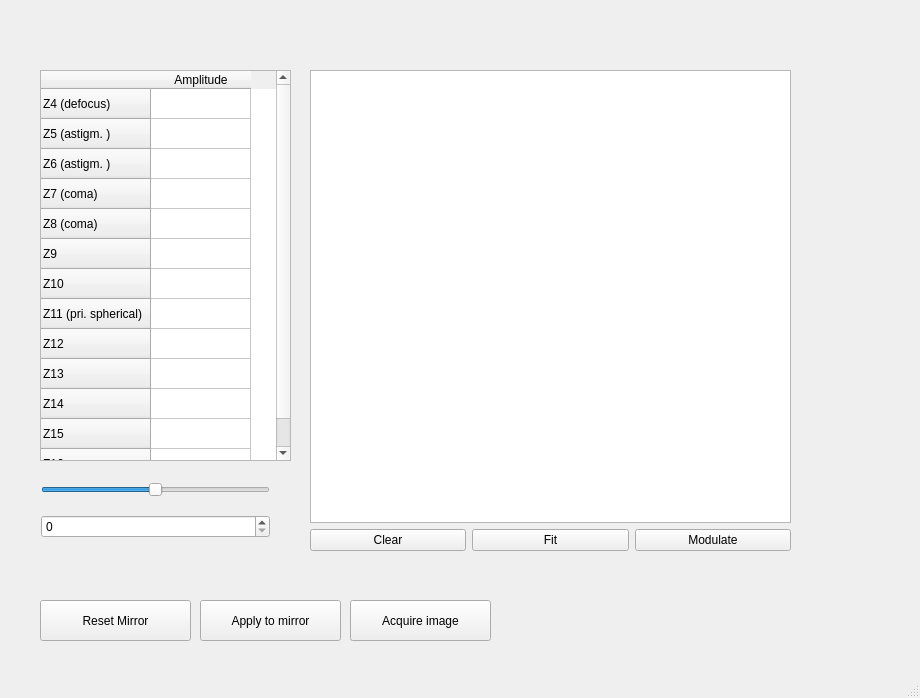
The window that modules/BMC_multicorrection/BMC_multicorrection_design.ui (Huanglab-ucsf/InControl) describes before a commit, drawn with Qt 5.
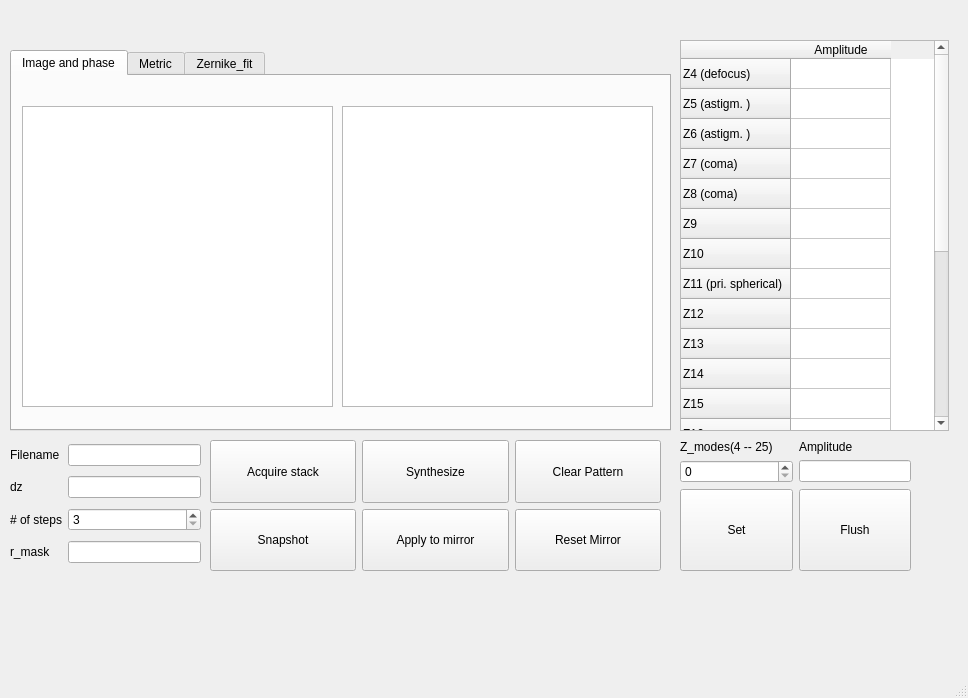
The same window after the commit. The open tabs and pages were chosen to show the change.

The edit to the form file:
```diff
--- a/modules/BMC_multicorrection/BMC_multicorrection_design.ui
+++ b/modules/BMC_multicorrection/BMC_multicorrection_design.ui
@@ -6,104 +6,251 @@
    <rect>
     <x>0</x>
     <y>0</y>
-    <width>920</width>
+    <width>968</width>
     <height>698</height>
    </rect>
   </property>
+  <property name="sizePolicy">
+   <sizepolicy hsizetype="Preferred" vsizetype="Expanding">
+    <horstretch>0</horstretch>
+    <verstretch>0</verstretch>
+   </sizepolicy>
+  </property>
   <property name="windowTitle">
    <string>MainWindow</string>
   </property>
   <widget class="QWidget" name="centralwidget">
-   <widget class="QWidget" name="verticalLayoutWidget">
+   <widget class="QWidget" name="gridLayoutWidget">
     <property name="geometry">
      <rect>
-      <x>40</x>
-      <y>470</y>
-      <width>231</width>
-      <height>81</height>
+      <x>10</x>
+      <y>440</y>
+      <width>191</width>
+      <height>128</height>
      </rect>
     </property>
-    <layout class="QVBoxLayout" name="Modulation_setting">
-     <property name="leftMargin">
-      <number>1</number>
+    <layout class="QGridLayout" name="grid_aqsettings">
+     <property name="bottomMargin">
+      <number>0</number>
      </property>
-     <property name="rightMargin">
-      <number>1</number>
-     </property>
-     <item>
-      <widget class="QSlider" name="Zernike_slider">
+     <item row="2" column="0">
+      <widget class="QLabel" name="label_nsteps">
+       <property name="text">
+        <string># of steps</string>
+       </property>
+      </widget>
+     </item>
+     <item row="2" column="2">
+      <widget class="QSpinBox" name="spinbox_Nsteps">
        <property name="minimum">
-        <number>-50</number>
+        <number>3</number>
        </property>
        <property name="maximum">
         <number>50</number>
        </property>
-       <property name="singleStep">
-        <number>1</number>
+      </widget>
+     </item>
+     <item row="0" column="0">
+      <widget class="QLabel" name="label_fname">
+       <property name="text">
+        <string>Filename</string>
        </property>
-       <property name="orientation">
-        <enum>Qt::Horizontal</enum>
-       </property>
       </widget>
      </item>
-     <item>
-      <widget class="QSpinBox" name="Zernike_mode">
-       <property name="autoFillBackground">
-        <bool>false</bool>
+     <item row="1" column="2">
+      <widget class="QLineEdit" name="lineEdit_dz"/>
+     </item>
+     <item row="1" column="0">
+      <widget class="QLabel" name="label_stepsize">
+       <property name="sizePolicy">
+        <sizepolicy hsizetype="Preferred" vsizetype="Preferred">
+         <horstretch>0</horstretch>
+         <verstretch>0</verstretch>
+        </sizepolicy>
        </property>
-       <property name="alignment">
-        <set>Qt::AlignLeading|Qt::AlignLeft|Qt::AlignVCenter</set>
+       <property name="layoutDirection">
+        <enum>Qt::LeftToRight</enum>
        </property>
+       <property name="text">
+        <string>dz</string>
+       </property>
       </widget>
      </item>
+     <item row="3" column="2">
+      <widget class="QLineEdit" name="lineEdit_mask"/>
+     </item>
+     <item row="0" column="2">
+      <widget class="QLineEdit" name="line_Filename"/>
+     </item>
+     <item row="3" column="0">
+      <widget class="QLabel" name="label_masksize">
+       <property name="text">
+        <string>r_mask</string>
+       </property>
+      </widget>
+     </item>
     </layout>
    </widget>
-   <widget class="QWidget" name="gridLayoutWidget">
+   <widget class="QWidget" name="gridLayoutWidget_2">
     <property name="geometry">
      <rect>
-      <x>310</x>
-      <y>70</y>
-      <width>481</width>
-      <height>481</height>
+      <x>210</x>
+      <y>440</y>
+      <width>451</width>
+      <height>131</height>
      </rect>
     </property>
-    <layout class="QGridLayout" name="gridLayout">
-     <item row="1" column="0" rowspan="2">
-      <layout class="QHBoxLayout" name="horizontalLayout">
-       <item>
-        <widget class="QPushButton" name="pushButton_clearpattern">
-         <property name="text">
-          <string>Clear</string>
-         </property>
-        </widget>
-       </item>
-       <item>
-        <widget class="QPushButton" name="pushButton_Fit">
-         <property name="text">
-          <string>Fit</string>
-         </property>
-        </widget>
-       </item>
-       <item>
-        <widget class="QPushButton" name="pushButton_modulate">
-         <property name="text">
-          <string>Modulate</string>
-         </property>
-        </widget>
-       </item>
-      </layout>
+    <layout class="QGridLayout" name="grid_mainbuttons">
+     <property name="sizeConstraint">
+      <enum>QLayout::SetNoConstraint</enum>
+     </property>
+     <property name="horizontalSpacing">
+      <number>6</number>
+     </property>
+     <item row="0" column="1">
+      <widget class="QPushButton" name="pushButton_synthesize">
+       <property name="sizePolicy">
+        <sizepolicy hsizetype="Expanding" vsizetype="Expanding">
+         <horstretch>0</horstretch>
+         <verstretch>0</verstretch>
+        </sizepolicy>
+       </property>
+       <property name="text">
+        <string>Synthesize</string>
+       </property>
+      </widget>
      </item>
+     <item row="0" column="4">
+      <widget class="QPushButton" name="pushButton_clear">
+       <property name="sizePolicy">
+        <sizepolicy hsizetype="Expanding" vsizetype="Expanding">
+         <horstretch>0</horstretch>
+         <verstretch>0</verstretch>
+        </sizepolicy>
+       </property>
+       <property name="text">
+        <string>Clear Pattern</string>
+       </property>
+      </widget>
+     </item>
+     <item row="1" column="1">
+      <widget class="QPushButton" name="pushButton_apply2mirror">
+       <property name="sizePolicy">
+        <sizepolicy hsizetype="Minimum" vsizetype="Expanding">
+         <horstretch>0</horstretch>
+         <verstretch>0</verstretch>
+        </sizepolicy>
+       </property>
+       <property name="text">
+        <string>Apply to mirror</string>
+       </property>
+      </widget>
+     </item>
+     <item row="1" column="4">
+      <widget class="QPushButton" name="pushButton_reset">
+       <property name="sizePolicy">
+        <sizepolicy hsizetype="Minimum" vsizetype="Expanding">
+         <horstretch>0</horstretch>
+         <verstretch>0</verstretch>
+        </sizepolicy>
+       </property>
+       <property name="text">
+        <string>Reset Mirror</string>
+       </property>
+      </widget>
+     </item>
      <item row="0" column="0">
-      <widget class="QGraphicsView" name="Pupil_pattern"/>
+      <widget class="QPushButton" name="pushButton_acquire">
+       <property name="sizePolicy">
+        <sizepolicy hsizetype="Expanding" vsizetype="Expanding">
+         <horstretch>0</horstretch>
+         <verstretch>0</verstretch>
+        </sizepolicy>
+       </property>
+       <property name="text">
+        <string>Acquire stack</string>
+       </property>
+      </widget>
      </item>
+     <item row="1" column="0">
+      <widget class="QPushButton" name="pushButton_snapshot">
+       <property name="sizePolicy">
+        <sizepolicy hsizetype="Expanding" vsizetype="Expanding">
+         <horstretch>0</horstretch>
+         <verstretch>0</verstretch>
+        </sizepolicy>
+       </property>
+       <property name="text">
+        <string>Snapshot</string>
+       </property>
+      </widget>
+     </item>
     </layout>
    </widget>
-   <widget class="QTableWidget" name="Zernike_coefficients">
+   <widget class="QTabWidget" name="tab_display">
     <property name="geometry">
      <rect>
-      <x>40</x>
-      <y>70</y>
-      <width>251</width>
+      <x>10</x>
+      <y>50</y>
+      <width>661</width>
+      <height>381</height>
+     </rect>
+    </property>
+    <property name="currentIndex">
+     <number>2</number>
+    </property>
+    <widget class="QWidget" name="tab_image_phase">
+     <attribute name="title">
+      <string>Image and phase</string>
+     </attribute>
+     <widget class="QGraphicsView" name="mpl_image">
+      <property name="geometry">
+       <rect>
+        <x>10</x>
+        <y>30</y>
+        <width>311</width>
+        <height>301</height>
+       </rect>
+      </property>
+     </widget>
+     <widget class="QGraphicsView" name="mpl_phase">
+      <property name="geometry">
+       <rect>
+        <x>330</x>
+        <y>30</y>
+        <width>311</width>
+        <height>301</height>
+       </rect>
+      </property>
+     </widget>
+    </widget>
+    <widget class="QWidget" name="tab_metric">
+     <attribute name="title">
+      <string>Metric</string>
+     </attribute>
+     <widget class="QGraphicsView" name="mpl_metrics">
+      <property name="geometry">
+       <rect>
+        <x>20</x>
+        <y>41</y>
+        <width>571</width>
+        <height>251</height>
+       </rect>
+      </property>
+     </widget>
+    </widget>
+    <widget class="QWidget" name="tab_zfit">
+     <attribute name="title">
+      <string>Zernike_fit</string>
+     </attribute>
+    </widget>
+   </widget>
+   <widget class="QTableWidget" name="table_Zcoeffs">
+    <property name="geometry">
+     <rect>
+      <x>680</x>
+      <y>40</y>
+      <width>269</width>
       <height>391</height>
      </rect>
     </property>
@@ -172,51 +319,153 @@
       <string>Z16</string>
      </property>
     </row>
+    <row>
+     <property name="text">
+      <string>Z17</string>
+     </property>
+    </row>
+    <row>
+     <property name="text">
+      <string>Z18</string>
+     </property>
+    </row>
+    <row>
+     <property name="text">
+      <string>Z19</string>
+     </property>
+    </row>
+    <row>
+     <property name="text">
+      <string>Z20</string>
+     </property>
+    </row>
+    <row>
+     <property name="text">
+      <string>Z21</string>
+     </property>
+    </row>
+    <row>
+     <property name="text">
+      <string>Z22</string>
+     </property>
+    </row>
+    <row>
+     <property name="text">
+      <string>Z23</string>
+     </property>
+    </row>
+    <row>
+     <property name="text">
+      <string>Z24</string>
+     </property>
+    </row>
+    <row>
+     <property name="text">
+      <string>Z25</string>
+     </property>
+    </row>
     <column>
      <property name="text">
       <string>Amplitude</string>
      </property>
     </column>
+    <item row="0" column="0">
+     <property name="text">
+      <string/>
+     </property>
+    </item>
    </widget>
-   <widget class="QPushButton" name="pushButton_reset">
+   <widget class="QWidget" name="gridLayoutWidget_3">
     <property name="geometry">
      <rect>
-      <x>40</x>
-      <y>600</y>
-      <width>151</width>
-      <height>41</height>
+      <x>680</x>
+      <y>440</y>
+      <width>231</width>
+      <height>131</height>
      </rect>
     </property>
-    <property name="text">
-     <string>Reset Mirror</string>
-    </property>
+    <layout class="QGridLayout" name="gridLayout">
+     <item row="1" column="1">
+      <widget class="QLineEdit" name="lineEdit">
+       <property name="sizePolicy">
+        <sizepolicy hsizetype="Expanding" vsizetype="Fixed">
+         <horstretch>0</horstretch>
+         <verstretch>0</verstretch>
+        </sizepolicy>
+       </property>
+      </widget>
+     </item>
+     <item row="0" column="0">
+      <widget class="QLabel" name="label_zmode">
+       <property name="sizePolicy">
+        <sizepolicy hsizetype="Expanding" vsizetype="Minimum">
+         <horstretch>0</horstretch>
+         <verstretch>0</verstretch>
+        </sizepolicy>
+       </property>
+       <property name="text">
+        <string>Z_modes(4 -- 25)</string>
+       </property>
+      </widget>
+     </item>
+     <item row="0" column="1">
+      <widget class="QLabel" name="label_zamplitude">
+       <property name="sizePolicy">
+        <sizepolicy hsizetype="Expanding" vsizetype="Minimum">
+         <horstretch>0</horstretch>
+         <verstretch>0</verstretch>
+        </sizepolicy>
+       </property>
+       <property name="text">
+        <string>Amplitude</string>
+       </property>
+      </widget>
+     </item>
+     <item row="1" column="0">
+      <widget class="QSpinBox" name="spinBox">
+       <property name="sizePolicy">
+        <sizepolicy hsizetype="Expanding" vsizetype="Preferred">
+         <horstretch>0</horstretch>
+         <verstretch>0</verstretch>
+        </sizepolicy>
+       </property>
+      </widget>
+     </item>
+     <item row="2" column="0">
+      <widget class="QPushButton" name="pushButton">
+       <property name="sizePolicy">
+        <sizepolicy hsizetype="Expanding" vsizetype="Expanding">
+         <horstretch>0</horstretch>
+         <verstretch>0</verstretch>
+        </sizepolicy>
+       </property>
+       <property name="text">
+        <string>Set</string>
+       </property>
+      </widget>
+     </item>
+     <item row="2" column="1">
+      <widget class="QPushButton" name="pushButton_2">
+       <property name="sizePolicy">
+        <sizepolicy hsizetype="Expanding" vsizetype="Expanding">
+         <horstretch>0</horstretch>
+         <verstretch>0</verstretch>
+        </sizepolicy>
+       </property>
+       <property name="text">
+        <string>Flush</string>
+       </property>
+      </widget>
+     </item>
+    </layout>
    </widget>
-   <widget class="QPushButton" name="pushButton_apply2mirror">
-    <property name="geometry">
-     <rect>
-      <x>200</x>
-      <y>600</y>
-      <width>141</width>
-      <height>41</height>
-     </rect>
-    </property>
-    <property name="text">
-     <string>Apply to mirror</string>
-    </property>
-   </widget>
-   <widget class="QPushButton" name="pushButton_acquire">
-    <property name="geometry">
-     <rect>
-      <x>350</x>
-      <y>600</y>
-      <width>141</width>
-      <height>41</height>
-     </rect>
-    </property>
-    <property name="text">
-     <string>Acquire image</string>
-    </property>
-   </widget>
+   <zorder>gridLayoutWidget</zorder>
+   <zorder>gridLayoutWidget_2</zorder>
+   <zorder>tab_display</zorder>
+   <zorder>table_Zcoeffs</zorder>
+   <zorder>line_Filename</zorder>
+   <zorder>table_Zcoeffs</zorder>
+   <zorder>gridLayoutWidget_3</zorder>
   </widget>
   <widget class="QMenuBar" name="menubar">
    <property name="geometry">
```
Left out of the diff: 5 changed lines with no effect on the pictures.
